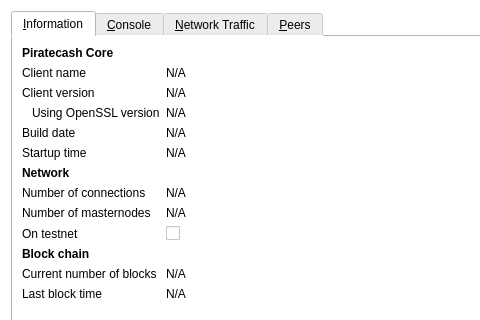
Before: the Qt Designer form src/qt/forms/rpcconsole.ui in piratecash/piratecash, drawn with Qt 5; both pictures show x 0 to 480 and y 0 to 320 of the 836 by 551 pixel window.
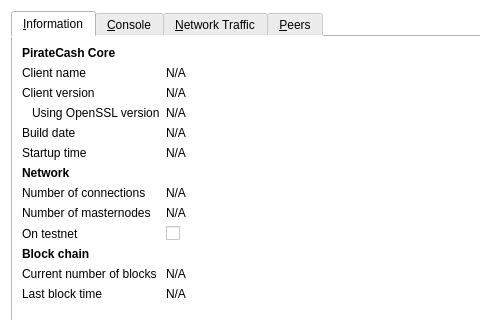
After: the same form once the commit is applied. The open tabs and pages were chosen to show the change. Icons and pictures are not drawn. Custom widgets are drawn as their Qt base class.

Commit message: Update client version to PirateCash

The edit to the form file:
```diff
--- a/src/qt/forms/rpcconsole.ui
+++ b/src/qt/forms/rpcconsole.ui
@@ -36,7 +36,7 @@
           </font>
          </property>
          <property name="text">
-          <string>Piratecash Core</string>
+          <string>PirateCash Core</string>
          </property>
         </widget>
        </item>
```
The commit also changes 2 other files.
